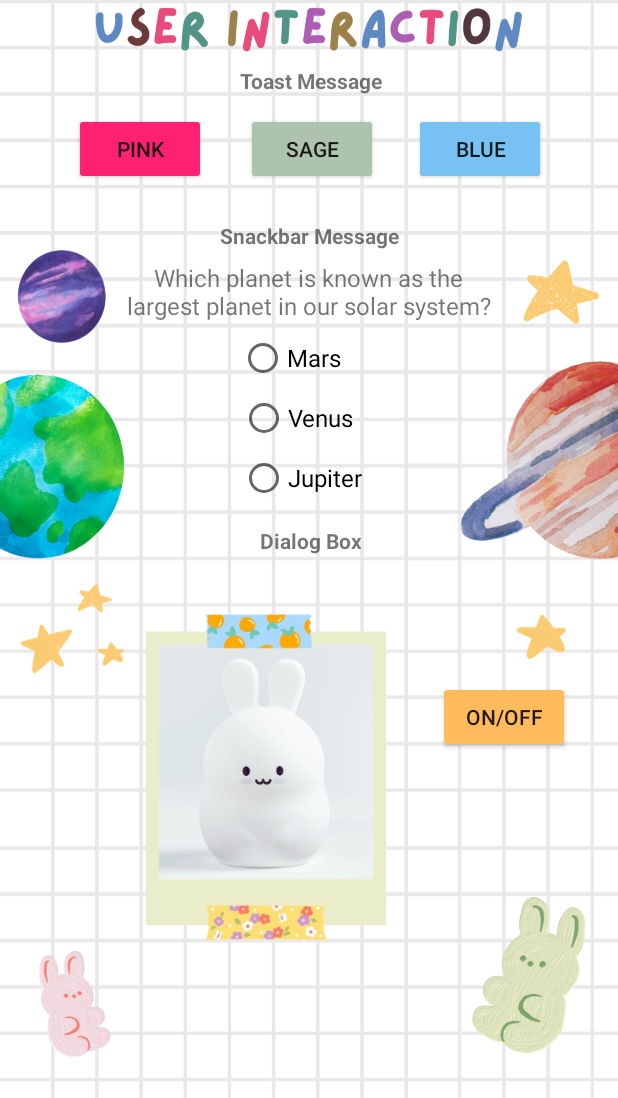
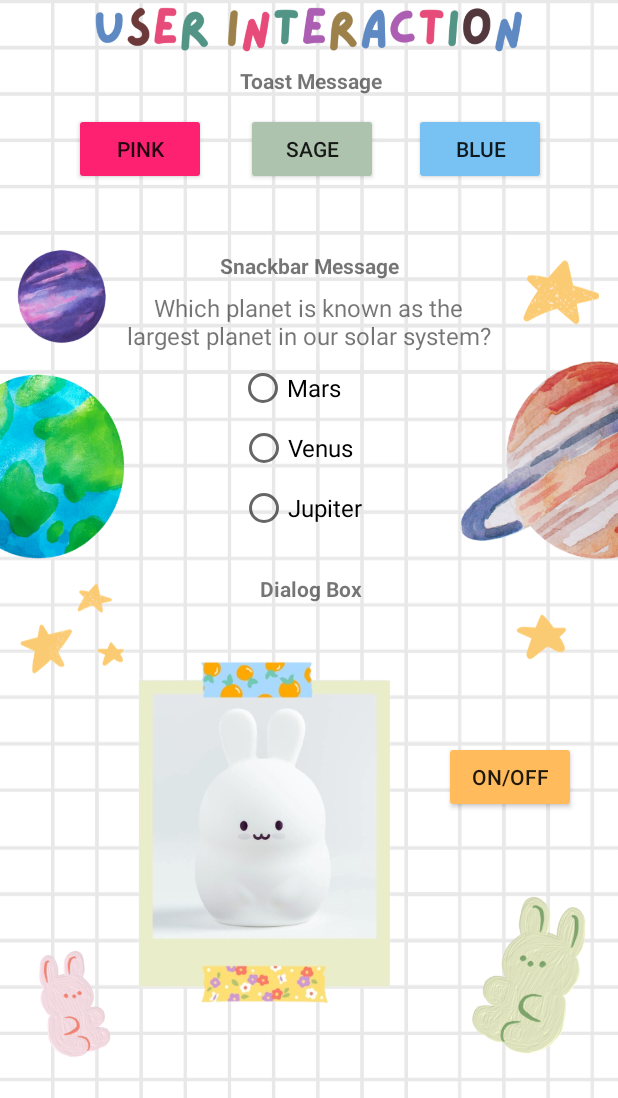
Before and after one commit to viel-codes/Interactive_UI_Elements_and_Lamp_Control, an Android app: the screen it shows after launch (MainActivity), after a tap on "PINK", on a phone screen of 412 x 824 dp, the part 138-1236 px from its top. Run offline under Robolectric (Android 15) with nearby library versions, the phone set to English and light mode, and no system bars.

Commit message:
Dialog Box
Virtual Night Lamp

```diff
--- a/app/src/main/java/com/labactivity/lab_userinteraction/MainActivity.java
+++ b/app/src/main/java/com/labactivity/lab_userinteraction/MainActivity.java
@@ -1,10 +1,14 @@
 package com.labactivity.lab_userinteraction;
 
+import android.content.DialogInterface;
 import android.os.Bundle;
+
+import androidx.appcompat.app.AlertDialog;
 import androidx.constraintlayout.widget.ConstraintLayout;
 import androidx.appcompat.app.AppCompatActivity;
 import android.view.View;
 import android.widget.Button;
+import android.widget.ImageView;
 import android.widget.RadioButton;
 import android.widget.Toast;
 import com.google.android.material.snackbar.Snackbar;
@@ -18,6 +22,9 @@ public class MainActivity extends AppCompatActivity {
     RadioButton rd_venus;
     RadioButton rd_jupiter;
     ConstraintLayout mylayout;
+    ImageView bg_onlights;
+    ImageView bg_offlights;
+    Button btn_switch;
 
     @Override
     protected void onCreate(Bundle savedInstanceState) {
@@ -28,31 +35,33 @@ public class MainActivity extends AppCompatActivity {
         btn_sage = findViewById(R.id.btn_sage);
         btn_blue = findViewById(R.id.btn_blue);
         mylayout = findViewById(R.id.mylayout);
+        rd_mars = findViewById(R.id.rd_mars);
+        rd_venus = findViewById(R.id.rd_venus);
+        rd_jupiter = findViewById(R.id.rd_jupiter);
+        bg_onlights = findViewById(R.id.bg_onlights);
+        btn_switch = findViewById(R.id.btn_switch);
+
 
         btn_pink.setOnClickListener(new View.OnClickListener() {
             @Override
             public void onClick(View view) {
-                Toast.makeText(getApplicationContext(),"You click the PINK button", Toast.LENGTH_LONG).show();
+                Toast.makeText(getApplicationContext(),"You click the PINK button", Toast.LENGTH_SHORT).show();
             }
         });
 
         btn_sage.setOnClickListener(new View.OnClickListener() {
             @Override
             public void onClick(View view) {
-                Toast.makeText(getApplicationContext(),"You click the SAGE button", Toast.LENGTH_LONG).show();
+                Toast.makeText(getApplicationContext(),"You click the SAGE button", Toast.LENGTH_SHORT).show();
             }
         });
 
         btn_blue.setOnClickListener(new View.OnClickListener() {
             @Override
             public void onClick(View view) {
-                Toast.makeText(getApplicationContext(), "You click the BLUE button", Toast.LENGTH_LONG).show();
+                Toast.makeText(getApplicationContext(), "You click the BLUE button", Toast.LENGTH_SHORT).show();
             }
         });
-
-        rd_mars = findViewById(R.id.rd_mars);
-        rd_venus = findViewById(R.id.rd_venus);
-        rd_jupiter = findViewById(R.id.rd_jupiter);
 
         rd_mars.setOnClickListener(new View.OnClickListener() {
             @Override
@@ -99,5 +108,40 @@ public class MainActivity extends AppCompatActivity {
             }
         });
 
+        btn_switch.setOnClickListener(new View.OnClickListener() {
+            @Override
+            public void onClick(View view) {
+                showSwitchDialog();
+            }
+        });
+
+    }
+
+    private boolean isLampOn = false;
+    private void showSwitchDialog() {
+
+        AlertDialog.Builder alertDialog = new AlertDialog.Builder(this);
+        alertDialog.setTitle("Attention!")
+                .setMessage("Would you like to turn the night lamp on or off?")
+                .setNegativeButton("Off", new DialogInterface.OnClickListener() {
+                    @Override
+                    public void onClick(DialogInterface dialogInterface, int i) {
+                        // If the lamp is on, turn it off
+                        if (isLampOn) {
+                            bg_onlights.setImageResource(R.drawable.bg_onlights);
+                            isLampOn = false;
+                        }
+                    }
+                })
+                .setPositiveButton("On", new DialogInterface.OnClickListener() {
+                    @Override
+                    public void onClick(DialogInterface dialogInterface, int i) {
+                        // If the lamp is off, turn it on
+                        if (!isLampOn) {
+                            bg_onlights.setImageResource(R.drawable.bg_offlights);
+                            isLampOn = true;
+                        }
+                    }
+                }).show();
     }
 }
--- a/app/src/main/res/layout/activity_main.xml
+++ b/app/src/main/res/layout/activity_main.xml
@@ -62,7 +62,7 @@
         android:id="@+id/txt_snackbar"
         android:layout_width="wrap_content"
         android:layout_height="wrap_content"
-        android:layout_marginTop="24dp"
+        android:layout_marginTop="44dp"
         android:gravity="center"
         android:text="Snackbar Message"
         android:textSize="14sp"
@@ -125,7 +125,7 @@
         android:id="@+id/txt_dialog"
         android:layout_width="wrap_content"
         android:layout_height="wrap_content"
-        android:layout_marginTop="16dp"
+        android:layout_marginTop="28dp"
         android:text="Dialog Box"
         android:textSize="14sp"
         android:textStyle="bold"
@@ -136,22 +136,22 @@
 
     <ImageView
         android:id="@+id/bg_onlights"
-        android:layout_width="229dp"
-        android:layout_height="258dp"
+        android:layout_width="239dp"
+        android:layout_height="262dp"
         app:layout_constraintBottom_toBottomOf="parent"
         app:layout_constraintEnd_toStartOf="@+id/btn_switch"
         app:layout_constraintHorizontal_bias="1.0"
         app:layout_constraintStart_toStartOf="parent"
         app:layout_constraintTop_toBottomOf="@+id/txt_dialog"
-        app:layout_constraintVertical_bias="0.19"
+        app:layout_constraintVertical_bias="0.333"
         app:srcCompat="@drawable/bg_onlights" />
 
     <Button
         android:id="@+id/btn_switch"
         android:layout_width="wrap_content"
         android:layout_height="wrap_content"
-        android:layout_marginTop="84dp"
-        android:layout_marginEnd="32dp"
+        android:layout_marginTop="92dp"
+        android:layout_marginEnd="28dp"
         android:backgroundTint="#FFBB5C"
         android:text="ON/OFF"
         app:layout_constraintEnd_toEndOf="parent"
```
